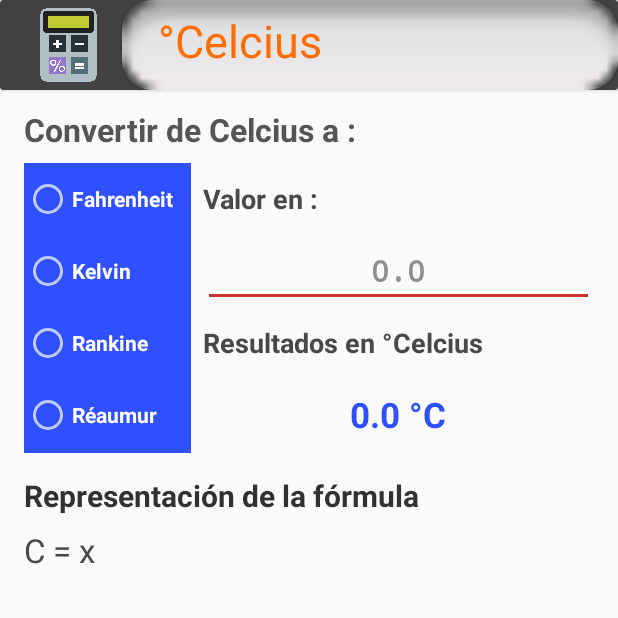
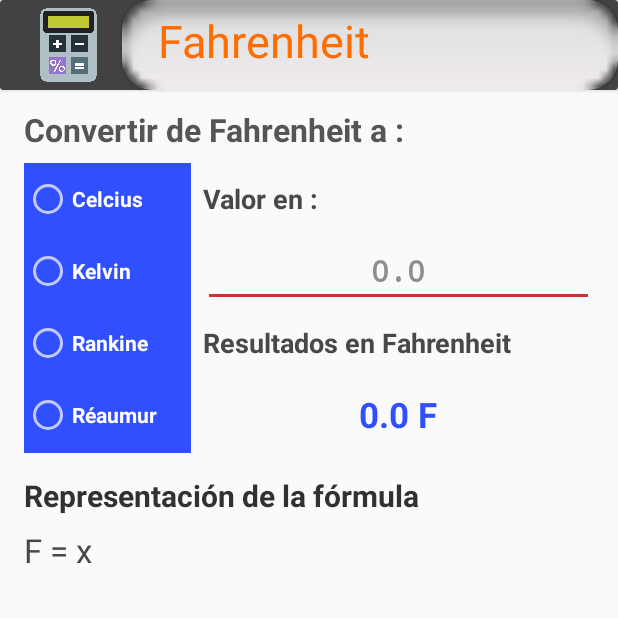
Before and after one commit to HenryDiaz1202/TemperatureConverter, an Android app: the screen it shows after launch (CelciusLayout before the commit, FahrenheirLayout after it), on a phone screen of 412 x 824 dp, the top half of it. Run offline under Robolectric (Android 15) with nearby library versions, the phone set to English and light mode, and no system bars.

Commit message:
Diseño de la interfaz de convertir de fahrenheit y algunos métodos agregados vacíos, TERMINADO

```diff
--- a/app/src/main/java/com/henry/formulessolve/CelciusLayout.java
+++ b/app/src/main/java/com/henry/formulessolve/CelciusLayout.java
@@ -31,7 +31,7 @@ public class CelciusLayout extends AppCompatActivity {
         infMs = findViewById(R.id.idInfo);
         resultado = findViewById(R.id.idRes1);
         formule = findViewById(R.id.idFormule);
-        rd1 = findViewById(R.id.idRBFH);
+        rd1 = findViewById(R.id.idRBCS);
         rd2 = findViewById(R.id.idRBKV);
         rd3 = findViewById(R.id.idRBRK);
         rd4 = findViewById(R.id.idRBRM);
--- /dev/null
+++ b/app/src/main/java/com/henry/formulessolve/FahrenheirLayout.java
@@ -0,0 +1,81 @@
+package com.henry.formulessolve;
+
+import androidx.appcompat.app.AppCompatActivity;
+
+import android.os.Bundle;
+import android.text.Editable;
+import android.text.TextWatcher;
+import android.view.View;
+import android.widget.EditText;
+import android.widget.RadioButton;
+import android.widget.TextView;
+
+public class FahrenheirLayout extends AppCompatActivity {
+
+    EditText valor;
+    double datV, res;
+    String frmt;
+    TextView infMs, resultado, formule;
+    RadioButton rd1, rd2, rd3, rd4;
+
+    @Override
+    protected void onCreate(Bundle savedInstanceState) {
+        super.onCreate(savedInstanceState);
+        setContentView(R.layout.activity_fahrenheir_layout);
+
+        valor = findViewById(R.id.idValorG);
+        infMs = findViewById(R.id.idInfo);
+        resultado = findViewById(R.id.idRes1);
+        formule = findViewById(R.id.idFormule);
+        rd1 = findViewById(R.id.idRBCS);
+        rd2 = findViewById(R.id.idRBKV);
+        rd3 = findViewById(R.id.idRBRK);
+        rd4 = findViewById(R.id.idRBRM);
+
+        valor.addTextChangedListener(new TextWatcher() {
+            @Override
+            public void beforeTextChanged(CharSequence charSequence, int i, int i1, int i2) {
+
+            }
+
+            @Override
+            public void onTextChanged(CharSequence charSequence, int i, int i1, int i2) {
+                if (rd1.isChecked()) {
+                    clss();
+                } else if (rd2.isChecked()) {
+                    klvn();
+                } else if (rd3.isChecked()) {
+                    rank();
+                } else if (rd4.isChecked()) {
+                    remr();
+                }
+            }
+
+            @Override
+            public void afterTextChanged(Editable editable) {
+
+            }
+        });
+
+    }
+
+    //DE FAHRENHEIT A CELCIUS
+    public void clss(){}
+    public void FtoC(View view) {
+    }
+
+    //DE FAHRENHEIT A KELVIN
+    public void klvn(){}
+    public void FtoK(View view) {
+    }
+
+    //DE FAHRENHEIT A RANKIO
+    public void rank(){}
+    public void FtoRk(View view) {
+    }
+
+    //DE FAHRENHEIT A RÉAUMUR
+    public void remr(){}
+    public void FToRM(View view) {
+    }
+}
--- a/app/src/main/res/layout/activity_celcius_layout.xml
+++ b/app/src/main/res/layout/activity_fahrenheir_layout.xml
@@ -5,7 +5,7 @@
     android:layout_width="match_parent"
     android:layout_height="match_parent"
     android:background="#FAFAFA"
-    tools:context=".CelciusLayout">
+    tools:context=".FahrenheirLayout">
 
     <androidx.cardview.widget.CardView
         android:id="@+id/cardView2"
@@ -51,10 +51,10 @@
 
                     <TextView
                         android:id="@+id/textView5"
-                        android:layout_width="127dp"
+                        android:layout_width="145dp"
                         android:layout_height="47dp"
                         android:layout_marginStart="24dp"
-                        android:text="°Celcius"
+                        android:text="Fahrenheit"
                         android:textColor="#FF6D00"
                         android:textSize="30sp"
                         app:layout_constraintBottom_toBottomOf="parent"
@@ -106,7 +106,7 @@
                 android:layout_marginStart="8dp"
                 android:layout_marginEnd="16dp"
                 android:gravity="center|center_horizontal"
-                android:text="0.0 °C"
+                android:text="0.0 F"
                 android:textColor="#304FFE"
                 android:textSize="23sp"
                 android:textStyle="bold"
@@ -121,7 +121,7 @@
                 android:layout_marginStart="8dp"
                 android:layout_marginEnd="16dp"
                 android:gravity="center_vertical"
-                android:text="Resultados en °Celcius"
+                android:text="Resultados en Fahrenheit"
                 android:textColor="#494747"
                 android:textSize="18sp"
                 android:textStyle="bold"
@@ -158,12 +158,12 @@
                 app:layout_constraintTop_toBottomOf="@+id/textView7">
 
                 <RadioButton
-                    android:id="@+id/idRBFH"
+                    android:id="@+id/idRBCS"
                     android:layout_width="match_parent"
                     android:layout_height="wrap_content"
                     android:minHeight="48dp"
-                    android:onClick="CtoF"
-                    android:text="Fahrenheit"
+                    android:onClick="FtoC"
+                    android:text="Celcius"
                     android:textStyle="bold" />
 
                 <RadioButton
@@ -171,7 +171,7 @@
                     android:layout_width="match_parent"
                     android:layout_height="wrap_content"
                     android:minHeight="48dp"
-                    android:onClick="CtoK"
+                    android:onClick="FtoK"
                     android:text="Kelvin"
                     android:textStyle="bold" />
 
@@ -180,7 +180,7 @@
                     android:layout_width="match_parent"
                     android:layout_height="wrap_content"
                     android:minHeight="48dp"
-                    android:onClick="CtoRk"
+                    android:onClick="FtoRk"
                     android:text="Rankine"
                     android:textStyle="bold" />
 
@@ -189,7 +189,7 @@
                     android:layout_width="match_parent"
                     android:layout_height="wrap_content"
                     android:minHeight="48dp"
-                    android:onClick="CToRM"
+                    android:onClick="FToRM"
                     android:text="Réaumur"
                     android:textStyle="bold" />
             </RadioGroup>
@@ -199,7 +199,7 @@
                 android:layout_width="0dp"
                 android:layout_height="wrap_content"
                 android:layout_marginStart="16dp"
-                android:text="Convertir de Celcius a :"
+                android:text="Convertir de Fahrenheit a :"
                 android:textAlignment="viewStart"
                 android:textColor="#545555"
                 android:textSize="21sp"
@@ -242,7 +242,7 @@
                 android:layout_marginTop="8dp"
                 android:layout_marginEnd="16dp"
                 android:layout_marginBottom="24dp"
-                android:text="C = x"
+                android:text="F = x"
                 android:textAlignment="viewStart"
                 android:textColor="#474849"
                 android:textSize="22dp"
@@ -256,4 +256,5 @@
         </androidx.constraintlayout.widget.ConstraintLayout>
     </ScrollView>
 
+
 </androidx.constraintlayout.widget.ConstraintLayout>
```
Also changed, not shown: app/src/main/AndroidManifest.xml (+6 -3 lines).
